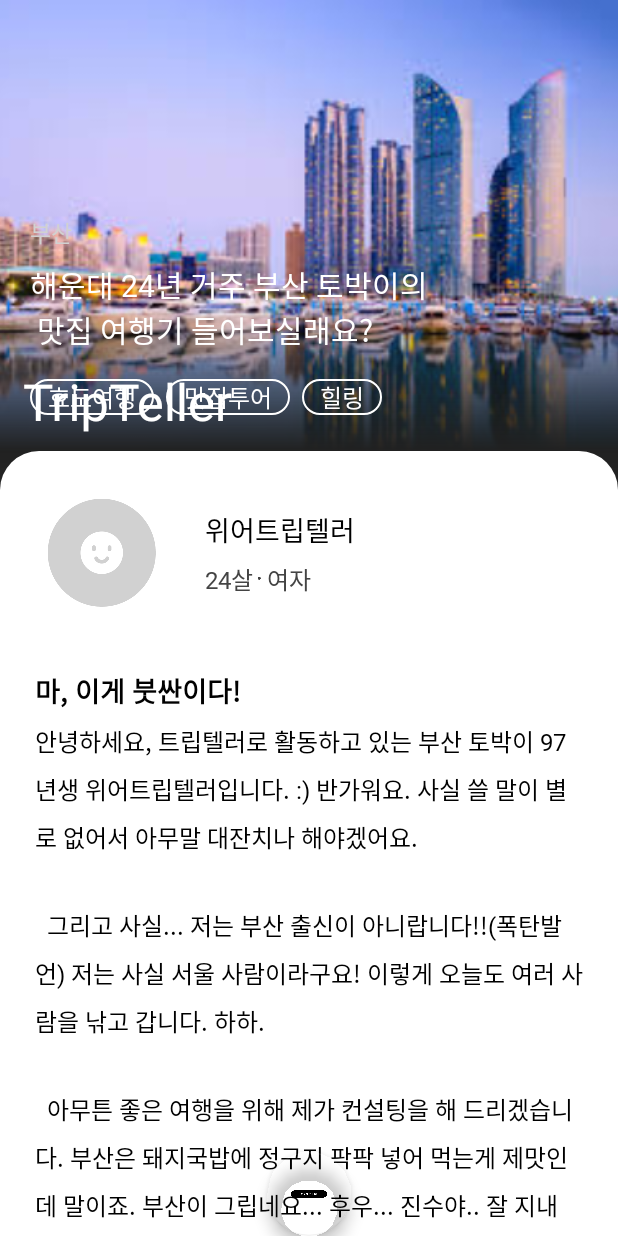
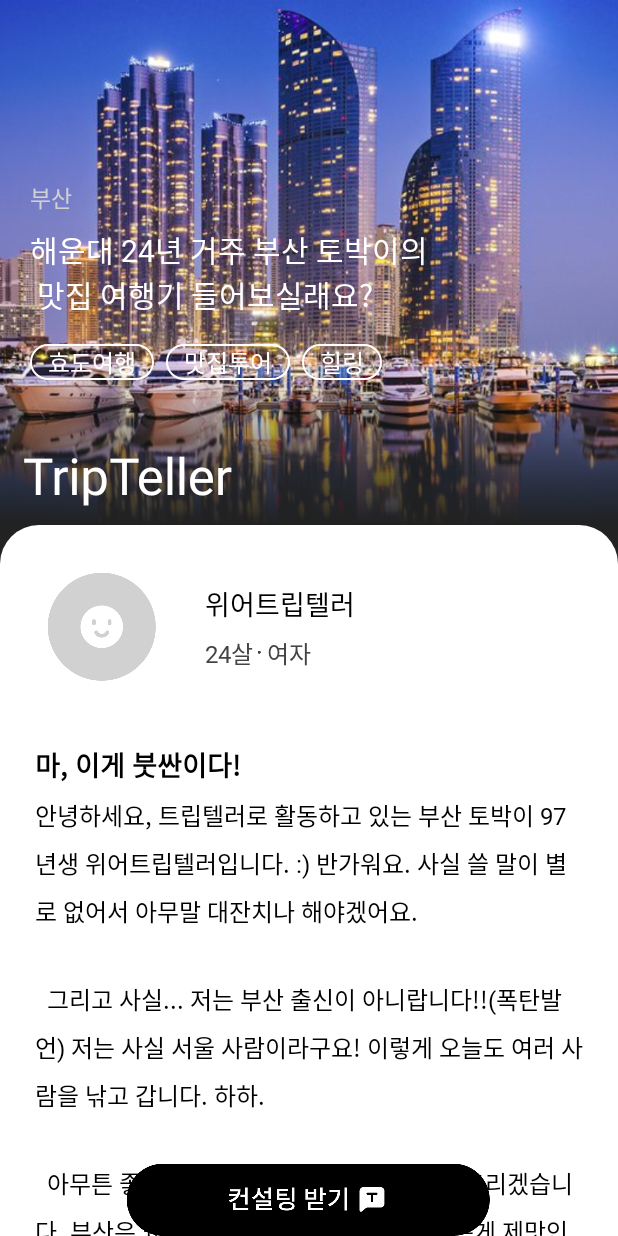
Before and after one commit to Trip-Teller/TripTeller-ANDROID, an Android app: the DetailActivity screen opened directly, with no data from a screen before it, on a phone screen of 412 x 824 dp. Run offline under Robolectric (Android 15) with nearby library versions, the phone set to English and light mode, and no system bars.

Commit message:
[DetailActivity] floating 완성 - 하단 마진 보임, 수정 요망

```diff
--- a/app/src/main/res/layout/activity_detail.xml
+++ b/app/src/main/res/layout/activity_detail.xml
@@ -1,17 +1,22 @@
 <?xml version="1.0" encoding="utf-8"?>
-<androidx.coordinatorlayout.widget.CoordinatorLayout xmlns:android="http://schemas.android.com/apk/res/android"
+
+<FrameLayout xmlns:android="http://schemas.android.com/apk/res/android"
     xmlns:app="http://schemas.android.com/apk/res-auto"
     xmlns:tools="http://schemas.android.com/tools"
     android:layout_width="match_parent"
+    android:layout_height="wrap_content"
+    tools:context=".ui.home.Detail.DetailActivity">
+
+    <androidx.coordinatorlayout.widget.CoordinatorLayout
+        android:layout_width="match_parent"
         android:layout_height="match_parent"
         android:background="@drawable/black_bottom_gradation"
-    android:fitsSystemWindows="true"
-    tools:context=".ui.home.Detail.DetailActivity">
+        android:fitsSystemWindows="true">
 
         <com.google.android.material.appbar.AppBarLayout
             android:id="@+id/appBarLayout"
             android:layout_width="match_parent"
-        android:layout_height="wrap_content"
+            android:layout_height="350dp"
             android:fitsSystemWindows="true"
             android:theme="@style/ThemeOverlay.MaterialComponents.Dark">
 
@@ -55,7 +60,7 @@
                             android:id="@+id/textView"
                             android:layout_width="wrap_content"
                             android:layout_height="wrap_content"
-                        android:layout_marginTop="143dp"
+                            android:layout_marginTop="120dp"
                             android:fontFamily="@font/noto_sans_kr_regular"
                             android:text="부산"
                             android:textColor="@color/tripteller_grey_04_2"
@@ -69,11 +74,11 @@
                             android:layout_width="wrap_content"
                             android:layout_height="wrap_content"
                             android:layout_marginTop="8dp"
+                            android:text="해운대 24년 거주 부산 토박이의 \n
+맛집 여행기 들어보실래요?"
                             android:textColor="@color/white"
                             app:layout_constraintStart_toStartOf="parent"
-                        app:layout_constraintTop_toBottomOf="@+id/textView"
-                        android:text="해운대 24년 거주 부산 토박이의 \n
-맛집 여행기 들어보실래요?" />
+                            app:layout_constraintTop_toBottomOf="@+id/textView" />
 
                         <androidx.recyclerview.widget.RecyclerView
                             android:id="@+id/act_detail_rv_hashtag"
@@ -101,19 +106,13 @@
             </com.google.android.material.appbar.CollapsingToolbarLayout>
         </com.google.android.material.appbar.AppBarLayout>
 
-    <com.google.android.material.floatingactionbutton.FloatingActionButton
-        android:layout_width="match_parent"
-        android:layout_height="wrap_content"
-        android:layout_gravity="bottom|center_horizontal"
-        android:src="@drawable/btn_getconsult"
-        app:backgroundTint="#00000000" />
-
         <androidx.core.widget.NestedScrollView
             android:layout_width="match_parent"
             android:layout_height="wrap_content"
             android:background="@drawable/black_top_gradation"
             android:overScrollMode="never"
             app:layout_behavior="com.google.android.material.appbar.AppBarLayout$ScrollingViewBehavior">
+
 
             <LinearLayout
                 android:layout_width="match_parent"
@@ -201,7 +200,7 @@
                     android:id="@+id/act_detail_txt_content_title"
                     android:layout_width="wrap_content"
                     android:layout_height="wrap_content"
-                android:layout_marginLeft="23dp"
+                    android:layout_marginStart="23dp"
                     android:layout_marginTop="10dp"
                     android:fontFamily="@font/noto_sans_kr_bold"
                     android:text="마, 이게 붓싼이다! "
@@ -234,7 +233,8 @@
                     android:layout_marginTop="28dp"
                     android:background="@drawable/iceblue_roundbox"
                     android:orientation="vertical"
-                android:padding="12dp">
+                    android:layout_margin="12dp"
+                    android:paddingHorizontal="12dp">
 
                     <TextView
                         android:layout_width="wrap_content"
@@ -295,17 +295,16 @@
                         android:textSize="16sp" />
                 </LinearLayout>
 
-            <ImageView
-                android:layout_width="wrap_content"
-                android:layout_height="wrap_content"
-                android:layout_gravity="center_horizontal"
-                android:layout_marginTop="28dp"
-                android:layout_marginBottom="16dp"
-                android:src="@drawable/btn_getconsult" />
-
-
             </LinearLayout>
         </androidx.core.widget.NestedScrollView>
 
 
     </androidx.coordinatorlayout.widget.CoordinatorLayout>
+
+    <ImageView
+        android:layout_width="wrap_content"
+        android:layout_height="wrap_content"
+        android:layout_gravity="bottom|center_horizontal"
+        android:src="@drawable/btn_getconsult"/>
+
+</FrameLayout>
```
Also changed, not shown: app/src/main/res/drawable/busan.jpeg (deleted), app/src/main/res/drawable/busan.jpg (added). Lines whose indentation alone changed are shown as unchanged.
